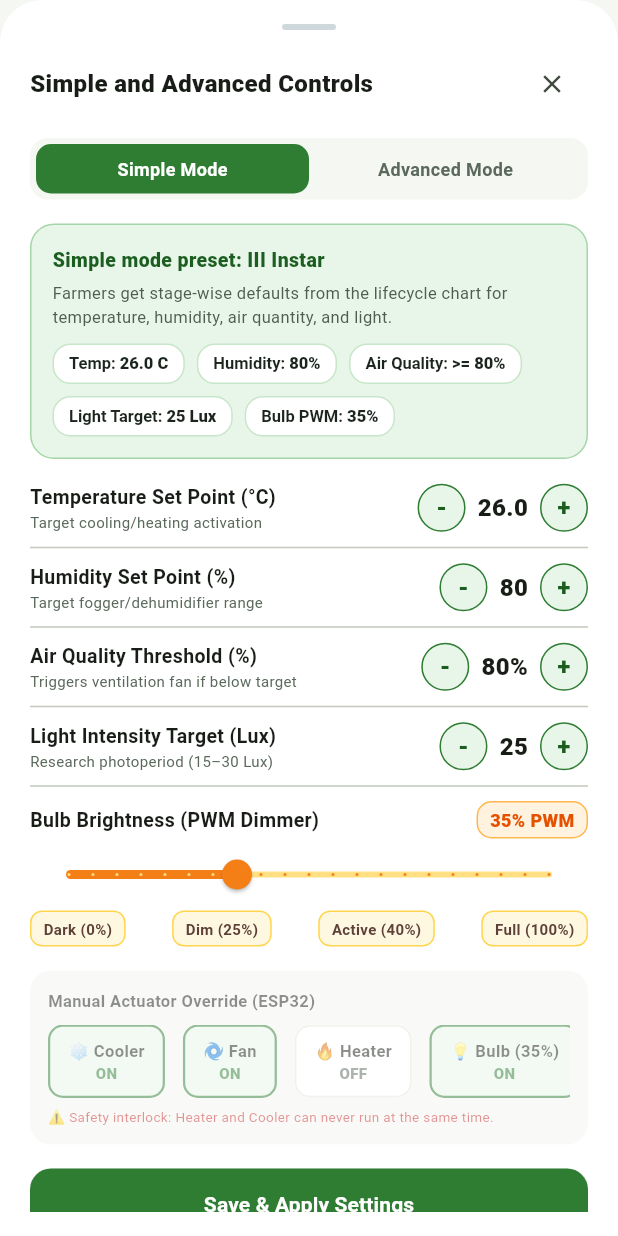
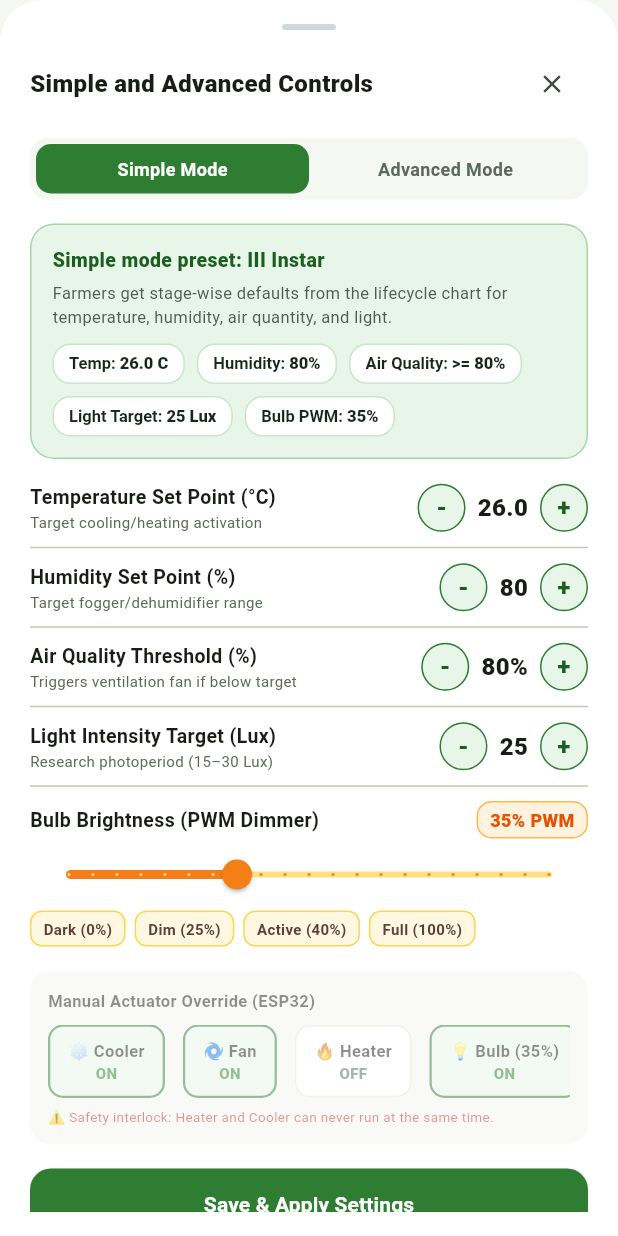
Before and after one commit to harshith1432/setu, a Flutter app: the AdvancedModeModal widget shown alone on an empty page, opened directly, on a phone screen of 412 x 824 dp. Run offline on Flutter 3.47's test engine with Material 3 defaults, Android fonts, the phone set to English and light mode, and no system bars; our stand-ins replace firebase_auth, firebase_core, flutter_secure_storage, geocoding, geolocator, google_sign_in and 1 more; accounts and stored records are empty; network calls fail.

Commit message:
fix(mobile): prevent RenderFlex overflow in Simple and Advanced Controls modal

```diff
--- a/mobile/lib/widgets/advanced_mode_modal.dart
+++ b/mobile/lib/widgets/advanced_mode_modal.dart
@@ -42,9 +42,11 @@ class AdvancedModeModal extends StatelessWidget {
           Row(
             mainAxisAlignment: MainAxisAlignment.spaceBetween,
             children: [
-              const Text(
+              const Expanded(
+                child: Text(
                   'Simple and Advanced Controls',
                   style: TextStyle(fontSize: 16, fontWeight: FontWeight.w800),
+                ),
               ),
               IconButton(
                 icon: const Icon(Icons.close, size: 20),
@@ -154,7 +156,8 @@ class AdvancedModeModal extends StatelessWidget {
           Row(
             mainAxisAlignment: MainAxisAlignment.spaceBetween,
             children: [
-              Column(
+              Expanded(
+                child: Column(
                   crossAxisAlignment: CrossAxisAlignment.start,
                   children: [
                     Text(
@@ -164,7 +167,10 @@ class AdvancedModeModal extends StatelessWidget {
                     const Text('Target cooling/heating activation', style: TextStyle(fontSize: 10, color: Color(0xFF5A695C))),
                   ],
                 ),
+              ),
+              const SizedBox(width: 8),
               Row(
+                mainAxisSize: MainAxisSize.min,
                 children: [
                   _buildStepBtn('-', () => provider.adjustTempSetPoint(-0.5)),
                   const SizedBox(width: 8),
@@ -184,7 +190,8 @@ class AdvancedModeModal extends StatelessWidget {
           Row(
             mainAxisAlignment: MainAxisAlignment.spaceBetween,
             children: [
-              Column(
+              Expanded(
+                child: Column(
                 crossAxisAlignment: CrossAxisAlignment.start,
                 children: [
                   Text(
@@ -194,7 +201,10 @@ class AdvancedModeModal extends StatelessWidget {
                   const Text('Target fogger/dehumidifier range', style: TextStyle(fontSize: 10, color: Color(0xFF5A695C))),
                 ],
               ),
+              ),
+              const SizedBox(width: 8),
               Row(
+                mainAxisSize: MainAxisSize.min,
                 children: [
                   _buildStepBtn('-', () => provider.adjustHumSetPoint(-5.0)),
                   const SizedBox(width: 8),
@@ -214,7 +224,8 @@ class AdvancedModeModal extends StatelessWidget {
           Row(
             mainAxisAlignment: MainAxisAlignment.spaceBetween,
             children: [
-              const Column(
+              const Expanded(
+                child: Column(
                 crossAxisAlignment: CrossAxisAlignment.start,
                 children: [
                   Text(
@@ -224,7 +235,10 @@ class AdvancedModeModal extends StatelessWidget {
                   Text('Triggers ventilation fan if below target', style: TextStyle(fontSize: 10, color: Color(0xFF5A695C))),
                 ],
               ),
+              ),
+              const SizedBox(width: 8),
               Row(
+                mainAxisSize: MainAxisSize.min,
                 children: [
                   _buildStepBtn('-', () => provider.adjustAirQualitySetPoint(-5.0)),
                   const SizedBox(width: 8),
@@ -244,7 +258,8 @@ class AdvancedModeModal extends StatelessWidget {
           Row(
             mainAxisAlignment: MainAxisAlignment.spaceBetween,
             children: [
-              const Column(
+              const Expanded(
+                child: Column(
                 crossAxisAlignment: CrossAxisAlignment.start,
                 children: [
                   Text(
@@ -254,7 +269,10 @@ class AdvancedModeModal extends StatelessWidget {
                   Text('Research photoperiod (15–30 Lux)', style: TextStyle(fontSize: 10, color: Color(0xFF5A695C))),
                 ],
               ),
+              ),
+              const SizedBox(width: 8),
               Row(
+                mainAxisSize: MainAxisSize.min,
                 children: [
                   _buildStepBtn('-', () => provider.adjustLightLuxSetPoint(-5.0)),
                   const SizedBox(width: 8),
@@ -305,8 +323,10 @@ class AdvancedModeModal extends StatelessWidget {
                 label: '${provider.lightBrightness}%',
                 onChanged: (val) => provider.setLightBrightness(val.round()),
               ),
-              Row(
-                mainAxisAlignment: MainAxisAlignment.spaceBetween,
+              Wrap(
+                spacing: 6,
+                runSpacing: 6,
+                alignment: WrapAlignment.spaceBetween,
                 children: [
                   _buildPresetSliderBtn('Dark (0%)', 0, provider),
                   _buildPresetSliderBtn('Dim (25%)', 25, provider),
```
Lines whose indentation alone changed are shown as unchanged.
